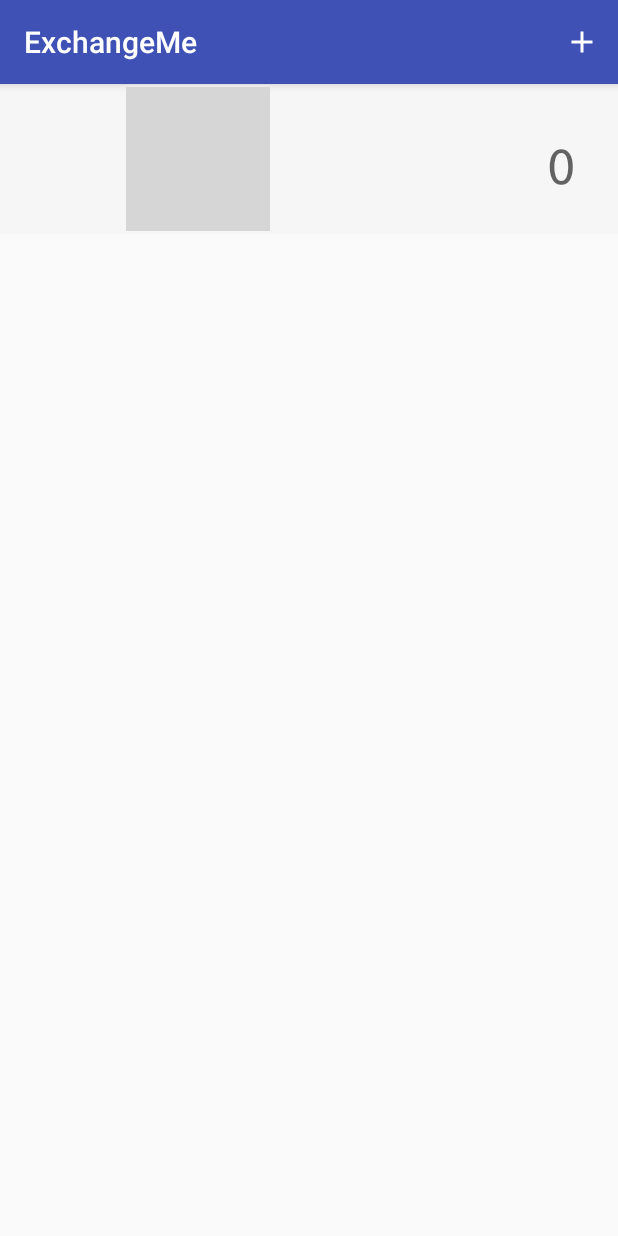
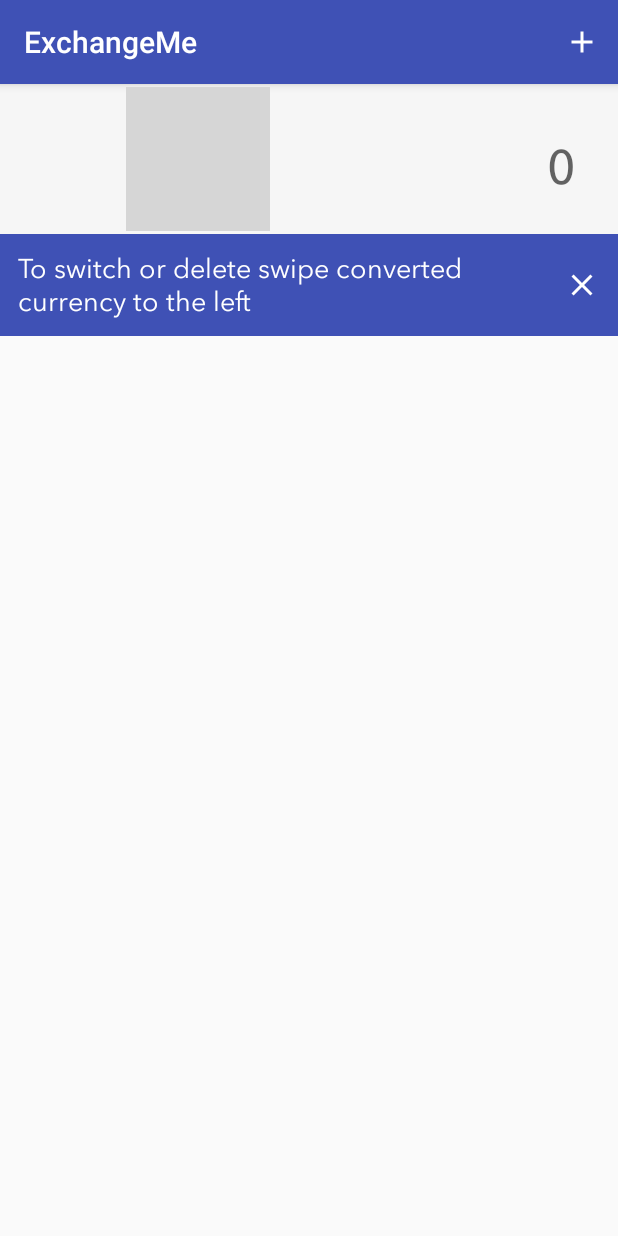
Before and after one commit to SergeyPinkevich/ExchangeMe, an Android app: the MainActivity screen opened directly, with no data from a screen before it, after a tap on "SELECT MANUALLY", on a phone screen of 412 x 824 dp. Run offline under Robolectric (Android 15) with nearby library versions, the phone set to English and light mode, and no system bars; libraries missing offline, so code that uses them is left out: com.arellomobile.mvp, com.daimajia.swipe; grey boxes are pictures that could not be loaded.

Commit message:
fix rewriting countries, fix onboarding

```diff
--- a/data/src/main/java/com/mockingbird/spinkevich/data/mapper/db/CountryDatabaseMapper.kt
+++ b/data/src/main/java/com/mockingbird/spinkevich/data/mapper/db/CountryDatabaseMapper.kt
@@ -20,7 +20,7 @@ object CountryDatabaseMapper {
 
     fun convertToDatabaseEntity(country: Country, isBase: Boolean, isConverted: Boolean): CountrySchema {
         return CountrySchema(
-            id = country.hashCode(),
+            id = country.code.hashCode(),
             isBase = isBase,
             isConverted = isConverted,
             name = country.name,
--- a/data/src/main/java/com/mockingbird/spinkevich/data/repository/CountryRepository.kt
+++ b/data/src/main/java/com/mockingbird/spinkevich/data/repository/CountryRepository.kt
@@ -5,8 +5,6 @@ import io.reactivex.Completable
 import io.reactivex.Single
 
 interface CountryRepository {
-
-    fun addCountry(country: Country): Completable
 
     fun addBaseCountry(country: Country): Completable
 
--- a/data/src/main/java/com/mockingbird/spinkevich/data/source/db/dao/CountryDao.kt
+++ b/data/src/main/java/com/mockingbird/spinkevich/data/source/db/dao/CountryDao.kt
@@ -2,7 +2,7 @@ package com.mockingbird.spinkevich.data.source.db.dao
 
 import android.arch.persistence.room.Dao
 import android.arch.persistence.room.Insert
-import android.arch.persistence.room.OnConflictStrategy.REPLACE
+import android.arch.persistence.room.OnConflictStrategy.IGNORE
 import android.arch.persistence.room.Query
 import android.arch.persistence.room.Update
 import com.mockingbird.spinkevich.data.source.db.entity.CountrySchema
@@ -19,7 +19,7 @@ interface CountryDao {
     @Query("SELECT * FROM countries WHERE isBase == 1")
     fun getBaseCountry(): CountrySchema?
 
-    @Insert(onConflict = REPLACE)
+    @Insert(onConflict = IGNORE)
     fun insert(countrySchema: CountrySchema)
 
     @Update
--- a/presentation/src/main/res/layout/fragment_exchange.xml
+++ b/presentation/src/main/res/layout/fragment_exchange.xml
@@ -93,7 +93,7 @@
         android:background="@color/colorPrimary"
         android:gravity="center_vertical"
         android:orientation="horizontal"
-        android:visibility="gone"
+        android:visibility="visible"
         android:padding="12dp">
 
         <TextView
@@ -103,6 +103,7 @@
             android:fontFamily="@font/avenir_regular"
             android:text="@string/swipe_onboarding_text"
             android:textColor="@color/white"
+            android:paddingEnd="8dp"
             android:textSize="18sp" />
 
         <ImageView
--- a/presentation/src/main/res/values/strings.xml
+++ b/presentation/src/main/res/values/strings.xml
@@ -4,7 +4,7 @@
     <string name="retry">Retry</string>
 
     <string name="click_again_to_exit">Click again to exit</string>
-    <string name="swipe_onboarding_text">Swipe left to switch or delete currency</string>
+    <string name="swipe_onboarding_text">To switch or delete swipe converted currency to the left</string>
 
     <!-- New currency screen -->
     <string name="add_menu_title">Add currency</string>
```
Also changed, not shown: data/src/main/java/com/mockingbird/spinkevich/data/repository/impl/CountryRepositoryImpl.kt (+0 -14 lines), 1 other file.
